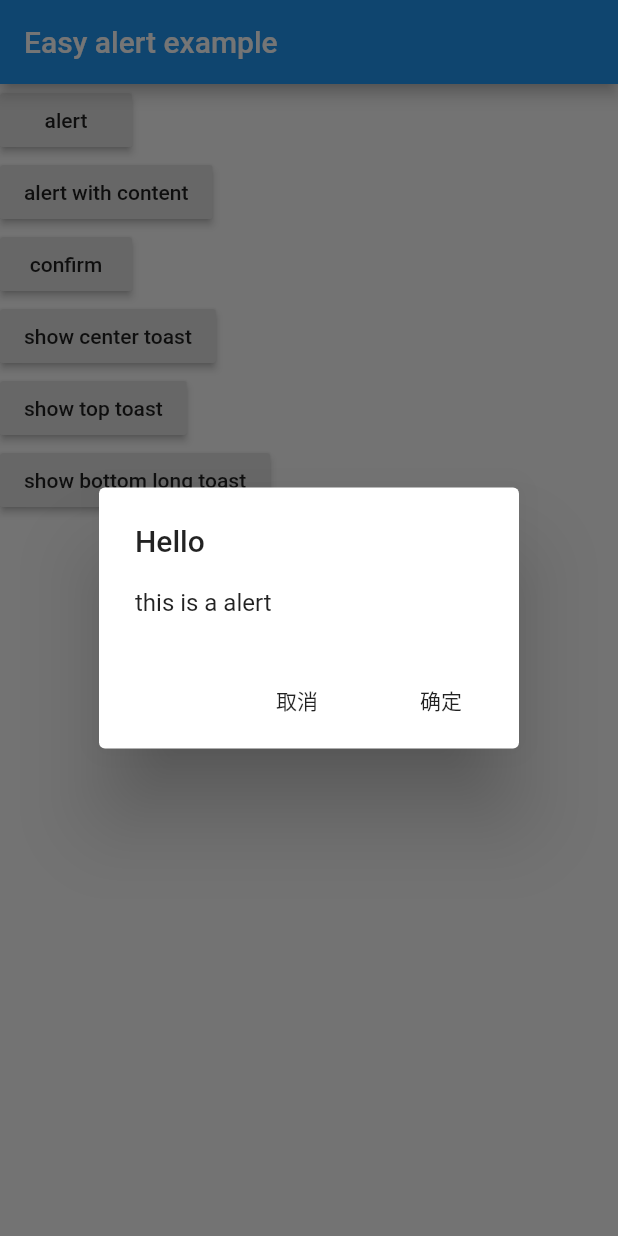
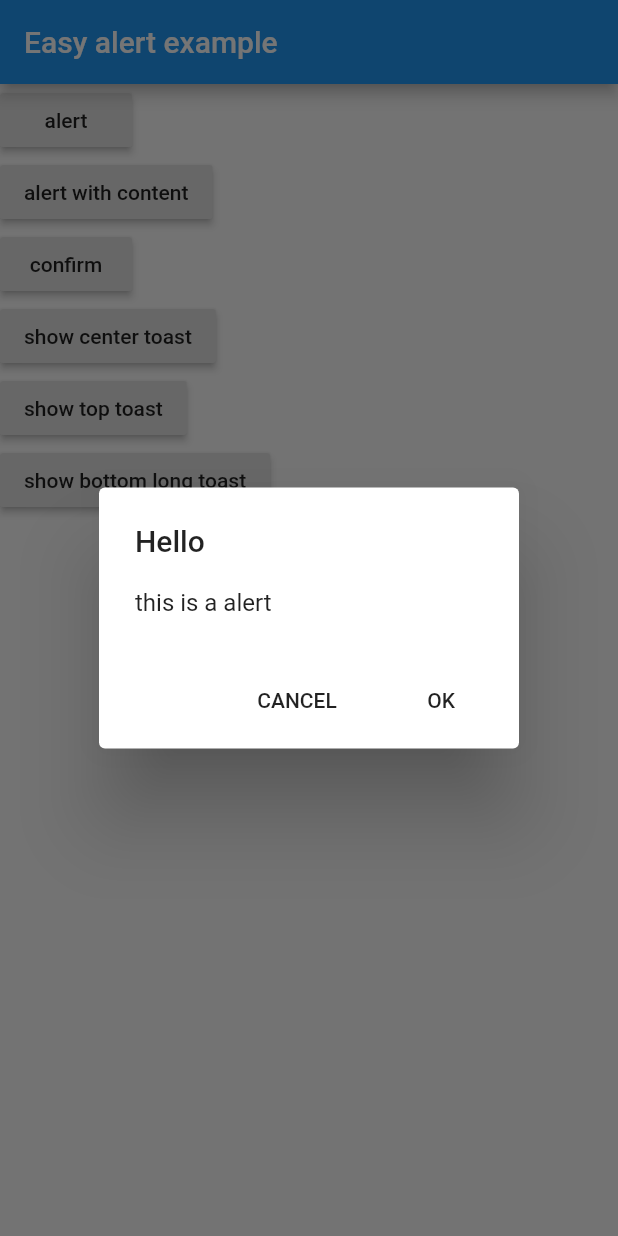
Before and after one commit to best-flutter/easy_alert, a Flutter app: the screen it shows after launch, after a tap on "confirm", on a phone screen of 412 x 824 dp. Run offline on Flutter 3.47's test engine with Material 2 defaults, Android fonts, the phone set to English and light mode, and no system bars.

Commit message:
update version and readme

```diff
--- a/example/lib/main.dart
+++ b/example/lib/main.dart
@@ -4,7 +4,7 @@ import 'package:easy_alert/easy_alert.dart';
 
 void main() => runApp(new AlertProvider(
       child: new MyApp(),
-      config: new AlertConfig(ok: "确定", cancel: "取消"),
+      config: new AlertConfig(ok: "OK", cancel: "CANCEL"),
     ));
 
 class MyApp extends StatelessWidget {
--- a/pubspec.yaml
+++ b/pubspec.yaml
@@ -1,6 +1,6 @@
 name: easy_alert
 description: A alert package to use alert and toast within one line code.
-version: 0.0.1
+version: 0.0.2
 author: JZoom <jzoom8112@gmail.com>
 homepage: https://github.com/jzoom/easy_alert
 
```
Also changed, not shown: example/pubspec.lock, 2 other files.
